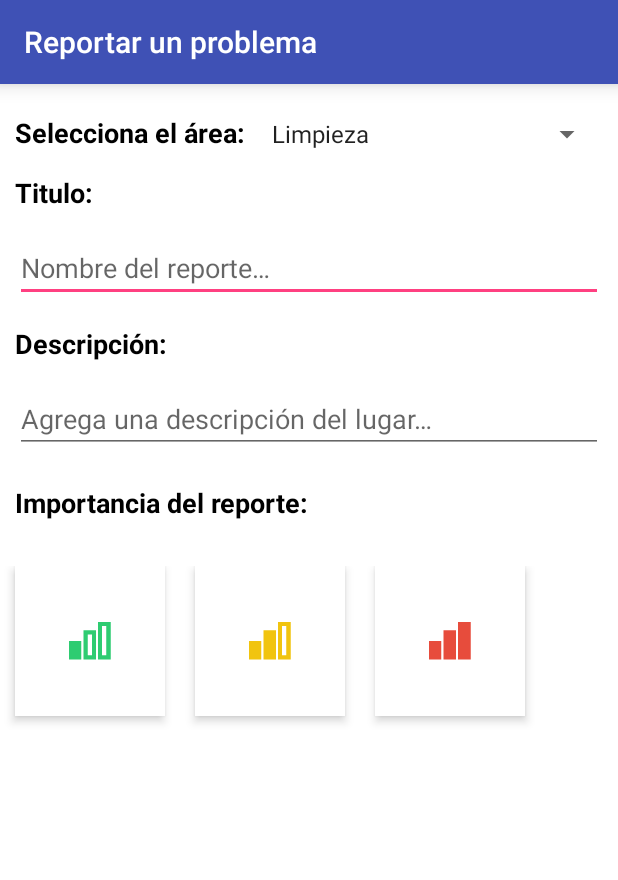
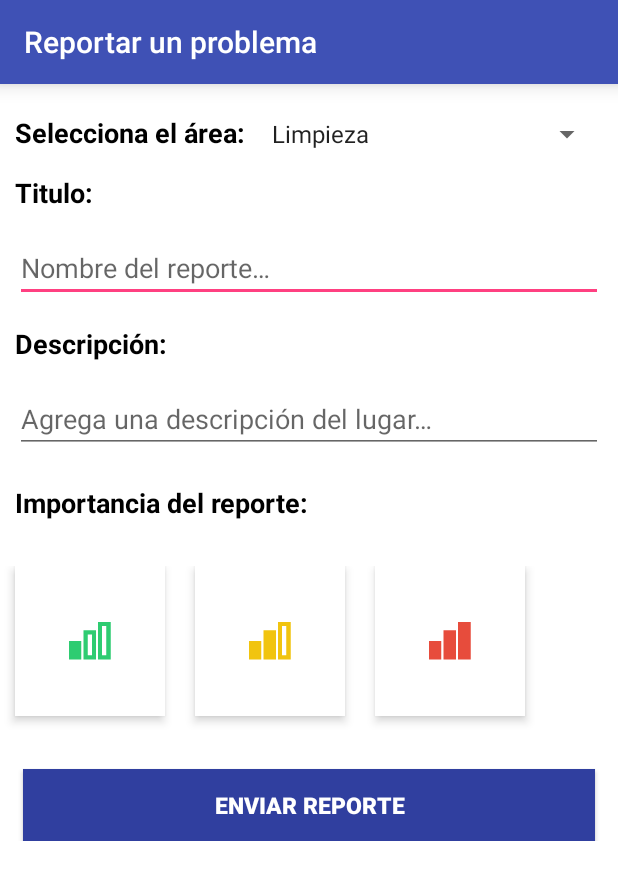
Before and after one commit to hgededwin/Appvisame, an Android app: the RegistroActivity screen opened directly, with no data from a screen before it, on a phone screen of 412 x 824 dp. Shown: the top 880 px of the screen. Run offline under Robolectric (Android 15) with nearby library versions, the light colour scheme and no system bars.

Commit message:
haciendo cambios en el registro

```diff
--- a/app/src/main/res/layout/activity_registro.xml
+++ b/app/src/main/res/layout/activity_registro.xml
@@ -8,6 +8,16 @@
         layout="@layout/toolbar"
         android:layout_width="match_parent"
         android:layout_height="wrap_content" />
+
+    <ScrollView
+        android:layout_width="match_parent"
+        android:layout_height="wrap_content">
+
+        <LinearLayout
+            android:orientation="vertical"
+            android:layout_width="match_parent"
+            android:background="@color/white_color"
+            android:layout_height="wrap_content">
 
             <LinearLayout
                 android:layout_width="match_parent"
@@ -157,11 +167,25 @@
                     android:id="@+id/image_status_urgente"
                     android:elevation="4dp"
                     android:layout_gravity="center_horizontal" />
+            </LinearLayout>
+
+            <Button
+                android:layout_width="match_parent"
+                android:layout_height="wrap_content"
+                android:text="@string/txt_btn_reportar"
+                android:layout_marginTop="15dp"
+                android:background="@color/primary_dark_color"
+                android:textColor="@color/white_color"
+                android:textStyle="bold"
+                android:textSize="15sp"
+                android:layout_marginLeft="15dp"
+                android:layout_marginRight="15dp"
+                android:elevation="6dp"
+                android:id="@+id/button" />
 
 
             </LinearLayout>
-
-
+        </ScrollView>
 
 
 </LinearLayout>
--- a/app/src/main/res/values/strings.xml
+++ b/app/src/main/res/values/strings.xml
@@ -14,4 +14,5 @@
     <string name="title_reporte">Reportar un problema</string>
     <string name="txt_seleciona_importancia">Importancia del reporte:</string>
     <string name="txt_quiero_elegir">Elegir de nuevo</string>
+    <string name="txt_btn_reportar">Enviar reporte</string>
 </resources>
```
Lines whose indentation alone changed are shown as unchanged.
